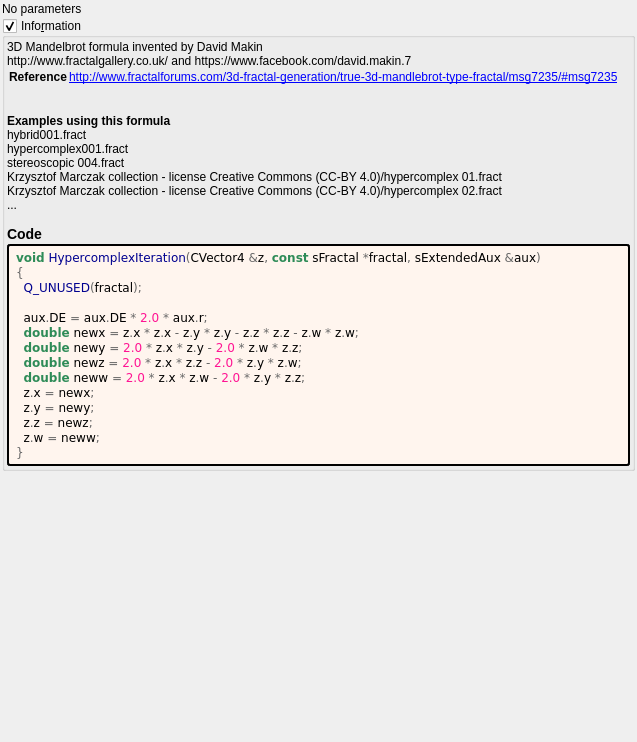
Old version of the form mandelbulber2/formula/ui/hypercomplex.ui in the repository buddhi1980/mandelbulber2.
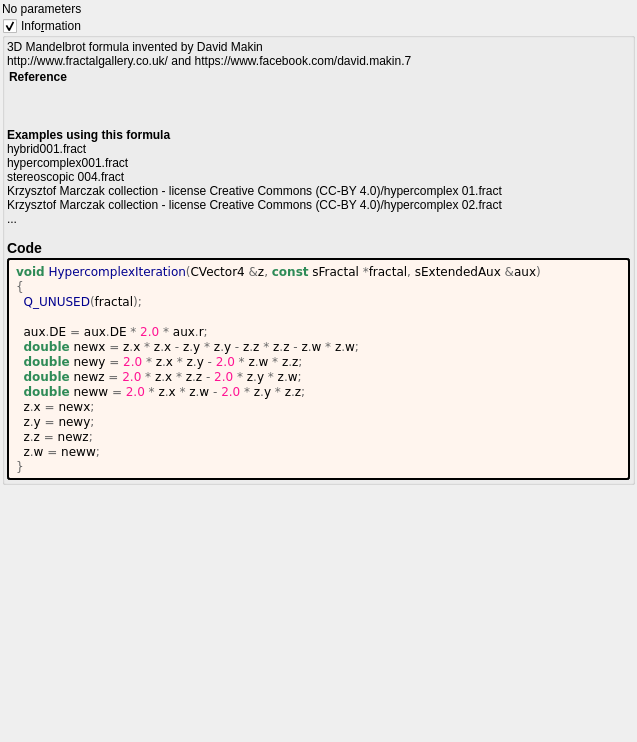
New version of the form. Custom widgets are drawn as their Qt base class.

```diff
--- a/mandelbulber2/formula/ui/hypercomplex.ui
+++ b/mandelbulber2/formula/ui/hypercomplex.ui
@@ -67,7 +67,8 @@
        <widget class="QLabel" name="label_information_general">
         <property name="text">
          <string notr="true">&lt;p&gt;3D Mandelbrot formula invented by David Makin&lt;br&gt;http://www.fractalgallery.co.uk/ and https://www.facebook.com/david.makin.7&lt;/p&gt;&lt;table&gt;
-&lt;tr&gt;&lt;th&gt;Reference&lt;/th&gt;&lt;td&gt;&lt;a href=&quot;http://www.fractalforums.com/3d-fractal-generation/true-3d-mandlebrot-type-fractal/msg7235/#msg7235&quot;&gt;http://www.fractalforums.com/3d-fractal-generation/true-3d-mandlebrot-type-fractal/msg7235/#msg7235&lt;br&gt;
+&lt;tr&gt;&lt;th&gt;Reference&lt;/th&gt;&lt;td&gt;&lt;a href=&quot;&quot;&gt;&lt;br&gt;
+&lt;a href=&quot;&quot;&gt;&lt;br&gt;
 &lt;a href=&quot;&quot;&gt;&lt;br&gt;
 &lt;/td&gt;&lt;/tr&gt;
 &lt;/table&gt;
```
